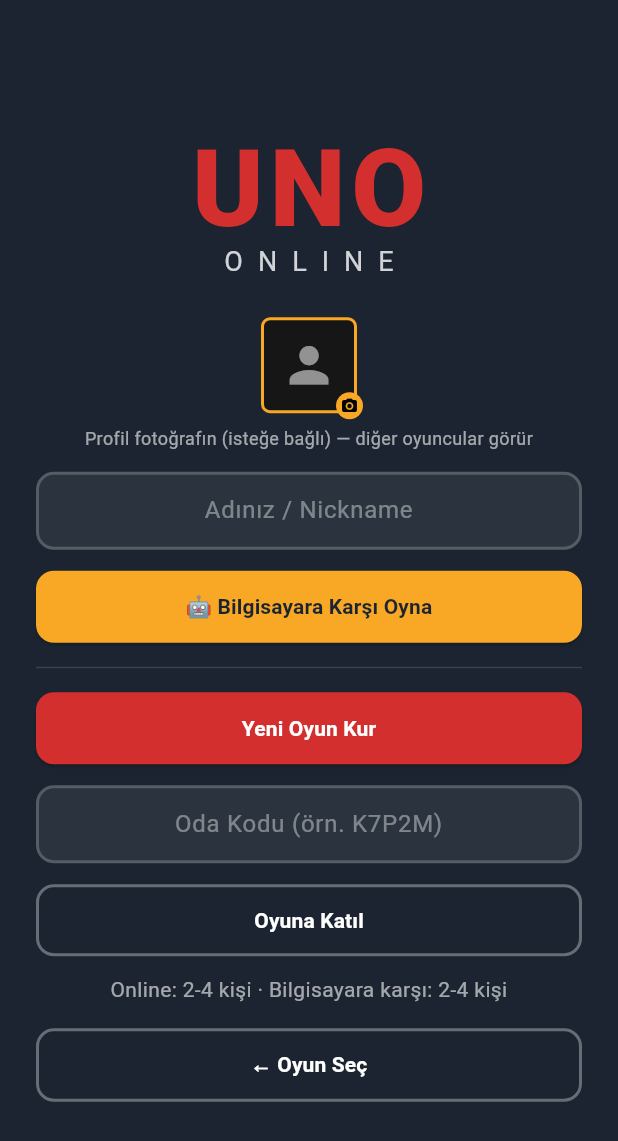
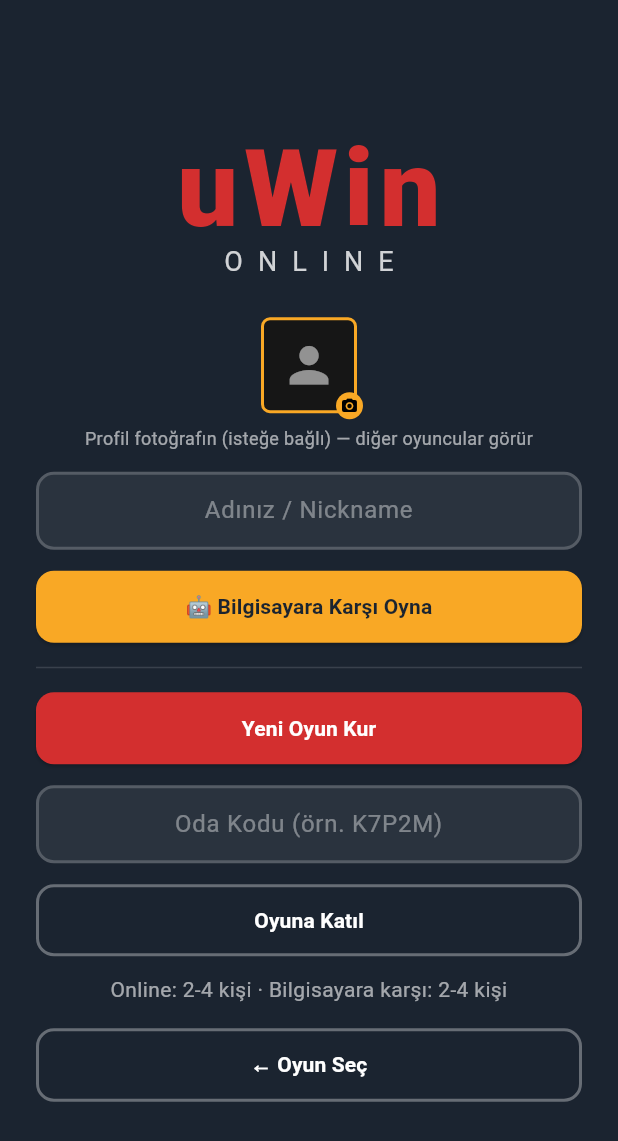
Before and after one commit to lutfuerkul/uno_online, a Flutter app: the HomeScreen screen opened directly, on a phone screen of 412 x 824 dp. Shown: the top 1141 px of the screen. Run offline on Flutter 3.47's test engine with Material 3 defaults, Android fonts, the phone set to English and light mode, and no system bars; our stand-ins replace cloud_firestore, firebase_core, image_picker, package_info_plus, shared_preferences; accounts and stored records are empty; network calls fail.

Commit message:
Lobi basligi uWin (altinda ONLINE yazisi duruyor)
Co-Authored-By: Claude <noreply@anthropic.com>
Claude-Session: https://claude.ai/code/session_01GyfxgR9s5GPCGdnYU6EDcs

```diff
--- a/lib/screens/home_screen.dart
+++ b/lib/screens/home_screen.dart
@@ -109,7 +109,7 @@ class _HomeScreenState extends State<HomeScreen> {
               mainAxisSize: MainAxisSize.min,
               children: [
                 const Text(
-                  'UNO',
+                  'uWin',
                   style: TextStyle(
                     fontSize: 72,
                     fontWeight: FontWeight.w900,
```
